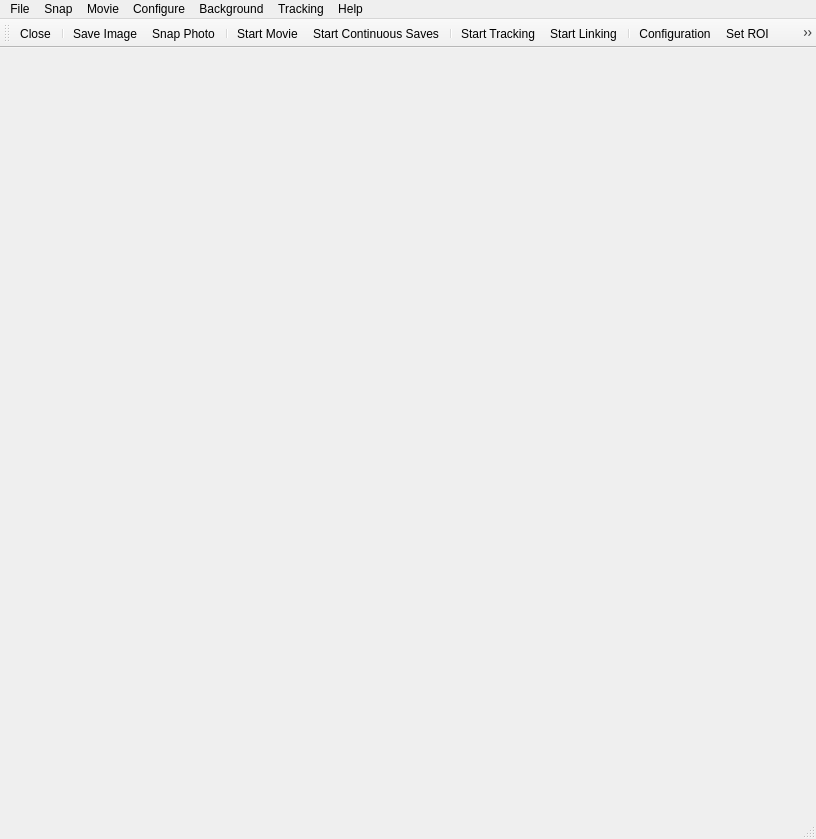
Old version of the form pynta/view/GUI/designer/MainWindow.ui in the repository aquilesC/pynta.
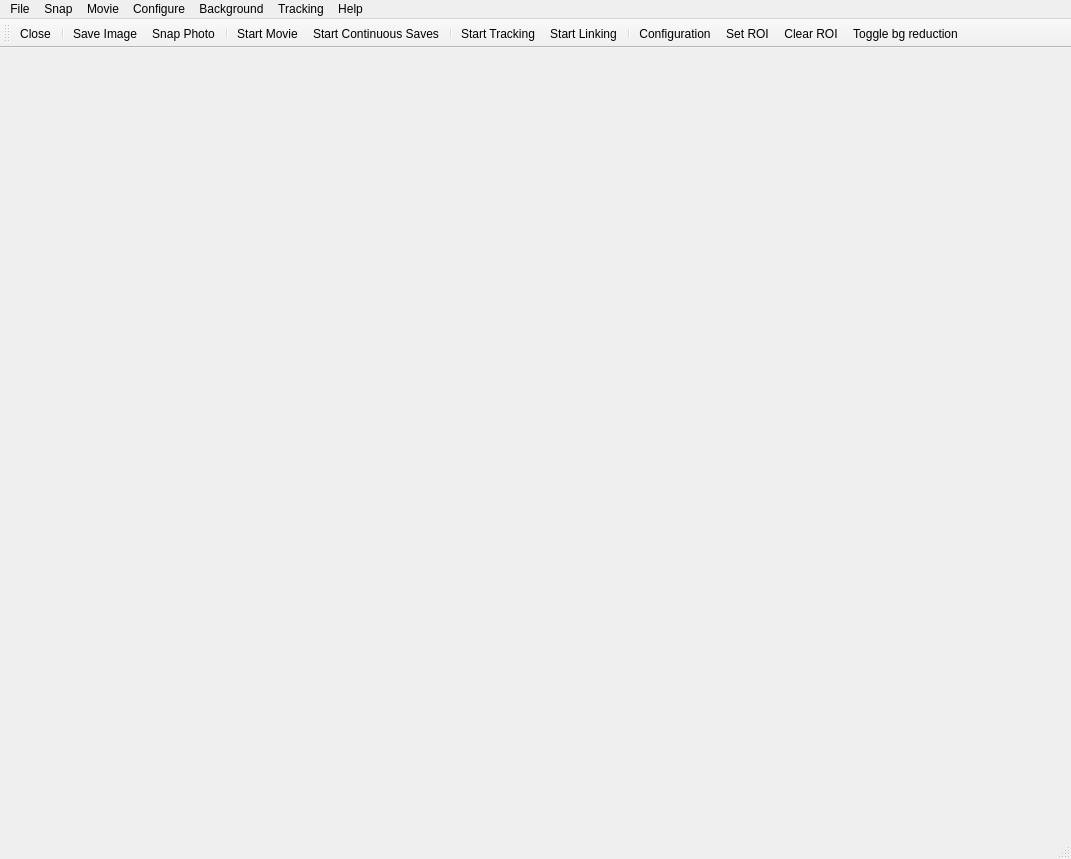
New version of the form. Icons and pictures are not drawn.

Patch:
```diff
--- a/pynta/view/GUI/designer/MainWindow.ui
+++ b/pynta/view/GUI/designer/MainWindow.ui
@@ -6,8 +6,8 @@
    <rect>
     <x>0</x>
     <y>0</y>
-    <width>816</width>
-    <height>839</height>
+    <width>1071</width>
+    <height>859</height>
    </rect>
   </property>
   <property name="minimumSize">
@@ -35,7 +35,7 @@
     <rect>
      <x>0</x>
      <y>0</y>
-     <width>816</width>
+     <width>1071</width>
      <height>21</height>
     </rect>
    </property>
```
Left out of the diff: 6 changed lines with no effect on the pictures.
